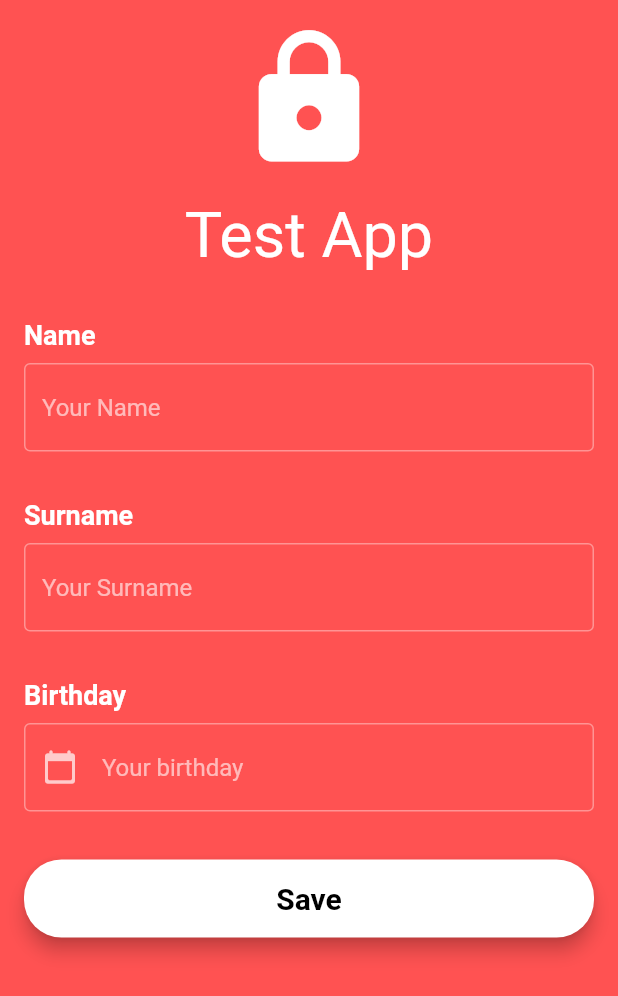
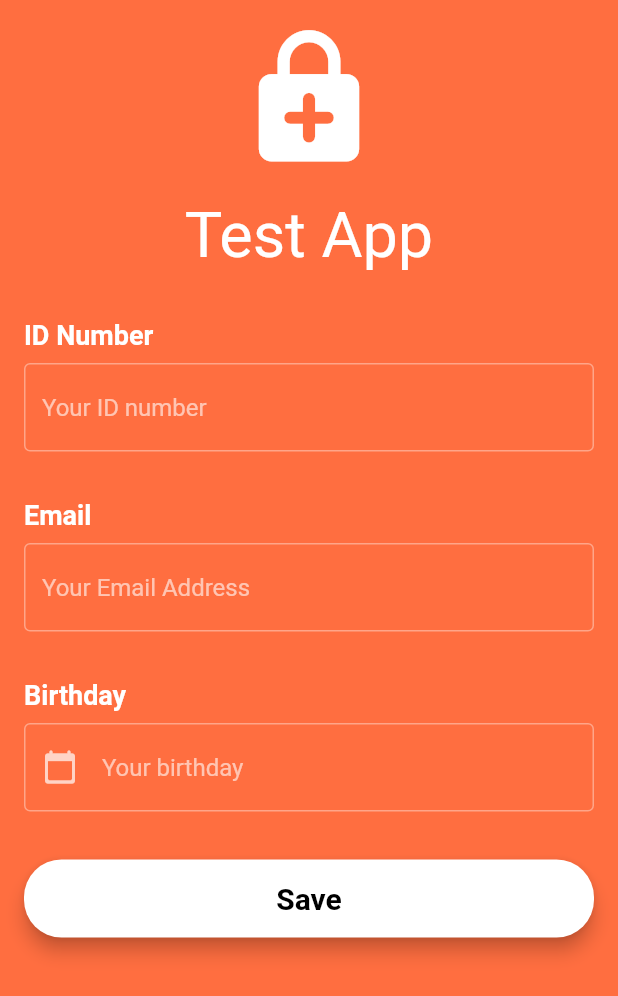
Before and after one commit to lorenz-espos/TestApp, a Flutter app: the screen it shows after launch, after a tap on "Save", on a phone screen of 412 x 824 dp. Shown: the top 996 px of the screen. Run offline on Flutter 3.47's test engine with Material 2 defaults, Android fonts, the phone set to English and light mode, and no system bars; our stand-ins replace flutter_secure_storage; missing offline and left inert: flutter_secure_storage_web.

Commit message:
Add files via upload

```diff
--- a/lib/main.dart
+++ b/lib/main.dart
@@ -21,7 +21,7 @@ class MyApp extends StatelessWidget {
         title: title,
         theme: ThemeData(
           colorScheme: ColorScheme.dark(),
-          scaffoldBackgroundColor: Colors.redAccent,
+          scaffoldBackgroundColor: Colors.deepOrangeAccent,
           accentColor: Colors.white38,
           unselectedWidgetColor: Colors.white12,
           switchTheme: SwitchThemeData(
--- a/lib/page/user_page.dart
+++ b/lib/page/user_page.dart
@@ -11,8 +11,8 @@ class UserPage extends StatefulWidget {
 
 class _UserPageState extends State<UserPage> {
   final formKey = GlobalKey<FormState>();
-  final controllerName = TextEditingController();
-  final controllerSurname = TextEditingController();
+  final controllerID = TextEditingController();
+  final controllerEmail = TextEditingController();
   DateTime? birthday;
 
   @override
@@ -23,13 +23,13 @@ class _UserPageState extends State<UserPage> {
   }
 
   Future init() async {
-    final name = await UserSecureStorage.getUsername() ?? '';
-    final surname = await UserSecureStorage.getSurname() ?? '';
+    final name = await UserSecureStorage.getID() ?? '';
+    final surname = await UserSecureStorage.getEmail() ?? '';
     final birthday = await UserSecureStorage.getBirthday();
 
     setState(() {
-      this.controllerName.text = name;
-      this.controllerSurname.text = surname;
+      this.controllerID.text = name;
+      this.controllerEmail.text = surname;
       this.birthday = birthday;
     });
   }
@@ -40,7 +40,8 @@ class _UserPageState extends State<UserPage> {
           child: ListView(
             padding: EdgeInsets.all(16),
             children: [
-              TitleWidget(icon: Icons.lock, text: 'Test App'),
+              TitleWidget(
+                  icon: Icons.enhanced_encryption_rounded, text: 'Test App'),
               const SizedBox(height: 32),
               buildName(),
               const SizedBox(height: 32),
@@ -55,12 +56,12 @@ class _UserPageState extends State<UserPage> {
       );
 
   Widget buildName() => buildTitle(
-        title: 'Name',
+        title: 'ID Number',
         child: TextFormField(
-          controller: controllerName,
+          controller: controllerID,
           decoration: InputDecoration(
             border: OutlineInputBorder(),
-            hintText: 'Your Name',
+            hintText: 'Your ID number',
           ),
         ),
       );
@@ -74,20 +75,20 @@ class _UserPageState extends State<UserPage> {
         ),
       );
   Widget buildSurname() => buildTitle(
-        title: 'Surname',
+        title: 'Email',
         child: TextFormField(
-          controller: controllerSurname,
+          controller: controllerEmail,
           decoration: InputDecoration(
             border: OutlineInputBorder(),
-            hintText: 'Your Surname',
+            hintText: 'Your Email Address',
           ),
         ),
       );
   Widget buildButton() => ButtonWidget(
       text: 'Save',
       onClicked: () async {
-        await UserSecureStorage.setUsername(controllerName.text);
-        await UserSecureStorage.setSurname(controllerSurname.text);
+        await UserSecureStorage.setID(controllerID.text);
+        await UserSecureStorage.setEmail(controllerEmail.text);
         //await UserSecureStorage.setPets(pets);
 
         if (birthday != null) {
--- a/lib/utils/user_secure_storage.dart
+++ b/lib/utils/user_secure_storage.dart
@@ -3,21 +3,20 @@ import 'package:flutter_secure_storage/flutter_secure_storage.dart';
 class UserSecureStorage {
   static final _storage = FlutterSecureStorage();
 
-  static const _keyUsername = 'username';
-  static const _keySurname = 'surname';
+  static const _keyID = 'ID';
+  static const _keyEmail = 'email';
   static const _keyBirthday = 'birthday';
 
-  static Future setUsername(String username) async =>
-      await _storage.write(key: _keyUsername, value: username);
+  static Future setID(String username) async =>
+      await _storage.write(key: _keyID, value: username);
 
-  static Future setSurname(String surname) async =>
-      await _storage.write(key: _keySurname, value: surname);
+  static Future setEmail(String surname) async =>
+      await _storage.write(key: _keyEmail, value: surname);
 
-  static Future<String?> getUsername() async =>
-      await _storage.read(key: _keyUsername);
+  static Future<String?> getID() async => await _storage.read(key: _keyID);
 
-  static Future<String?> getSurname() async =>
-      await _storage.read(key: _keySurname);
+  static Future<String?> getEmail() async =>
+      await _storage.read(key: _keyEmail);
 
   static Future setBirthday(DateTime dateOfBirth) async {
     final birthday = dateOfBirth.toIso8601String();
```
Also changed, not shown: 21 other files.
